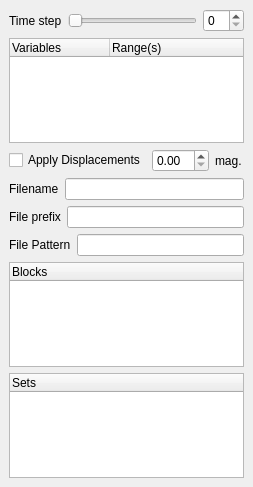
Before: the Qt Designer form GUI/Client/Widgets/pqExodusPanel.ui in wildmichael/ParaView3-enhancements-old, drawn with Qt 5.
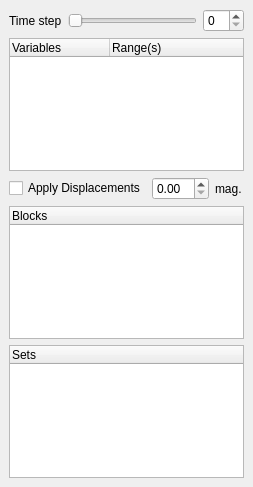
After: the same form once the commit is applied.

Commit message: ENH:  Bug tracker item 3403,  remove Filename, File Prefix, File Pattern from       Exodus panel.  (touch pqWidgets.qrc to rebuild correctly)

Diff of the .ui file:
```diff
--- a/GUI/Client/Widgets/pqExodusPanel.ui
+++ b/GUI/Client/Widgets/pqExodusPanel.ui
@@ -30,38 +30,8 @@
    <property name="spacing" >
     <number>6</number>
    </property>
-   <item row="2" column="0" >
-    <layout class="QHBoxLayout" >
-     <property name="margin" >
-      <number>0</number>
-     </property>
-     <property name="spacing" >
-      <number>6</number>
-     </property>
-     <item>
-      <widget class="QCheckBox" name="ApplyDisplacements" >
-       <property name="layoutDirection" >
-        <enum>Qt::LeftToRight</enum>
-       </property>
-       <property name="text" >
-        <string>Apply Displacements</string>
-       </property>
-      </widget>
-     </item>
-     <item>
-      <widget class="QDoubleSpinBox" name="DisplacementMagnitude" />
-     </item>
-     <item>
-      <widget class="QLabel" name="label_5" >
-       <property name="text" >
-        <string>mag.</string>
-       </property>
-      </widget>
-     </item>
-    </layout>
-   </item>
-   <item row="7" column="0" >
-    <widget class="QTreeWidget" name="Sets" >
+   <item row="1" column="0" >
+    <widget class="QTreeWidget" name="Variables" >
      <property name="minimumSize" >
       <size>
        <width>0</width>
@@ -73,50 +43,33 @@
      </property>
      <column>
       <property name="text" >
-       <string>Sets</string>
+       <string>Variables</string>
+      </property>
+     </column>
+     <column>
+      <property name="text" >
+       <string>Range(s)</string>
       </property>
      </column>
     </widget>
    </item>
    <item row="3" column="0" >
-    <layout class="QHBoxLayout" >
-     <property name="margin" >
-      <number>0</number>
+    <widget class="QTreeWidget" name="BlockArrayStatus" >
+     <property name="minimumSize" >
+      <size>
+       <width>0</width>
+       <height>100</height>
+      </size>
      </property>
-     <property name="spacing" >
-      <number>6</number>
+     <property name="rootIsDecorated" >
+      <bool>false</bool>
      </property>
-     <item>
-      <widget class="QLabel" name="label_2" >
-       <property name="text" >
-        <string>Filename</string>
-       </property>
-      </widget>
-     </item>
-     <item>
-      <widget class="QLineEdit" name="FileName" />
-     </item>
-    </layout>
-   </item>
-   <item row="4" column="0" >
-    <layout class="QHBoxLayout" >
-     <property name="margin" >
-      <number>0</number>
-     </property>
-     <property name="spacing" >
-      <number>6</number>
-     </property>
-     <item>
-      <widget class="QLabel" name="label_3" >
-       <property name="text" >
-        <string>File prefix</string>
-       </property>
-      </widget>
-     </item>
-     <item>
-      <widget class="QLineEdit" name="FilePrefix" />
-     </item>
-    </layout>
+     <column>
+      <property name="text" >
+       <string>Blocks</string>
+      </property>
+     </column>
+    </widget>
    </item>
    <item row="0" column="0" >
     <layout class="QHBoxLayout" >
@@ -145,7 +98,25 @@
      </item>
     </layout>
    </item>
-   <item row="5" column="0" >
+   <item row="4" column="0" >
+    <widget class="QTreeWidget" name="Sets" >
+     <property name="minimumSize" >
+      <size>
+       <width>0</width>
+       <height>100</height>
+      </size>
+     </property>
+     <property name="rootIsDecorated" >
+      <bool>false</bool>
+     </property>
+     <column>
+      <property name="text" >
+       <string>Sets</string>
+      </property>
+     </column>
+    </widget>
+   </item>
+   <item row="2" column="0" >
     <layout class="QHBoxLayout" >
      <property name="margin" >
       <number>0</number>
@@ -154,58 +125,27 @@
       <number>6</number>
      </property>
      <item>
-      <widget class="QLabel" name="label_4" >
+      <widget class="QCheckBox" name="ApplyDisplacements" >
+       <property name="layoutDirection" >
+        <enum>Qt::LeftToRight</enum>
+       </property>
        <property name="text" >
-        <string>File Pattern</string>
+        <string>Apply Displacements</string>
        </property>
       </widget>
      </item>
      <item>
-      <widget class="QLineEdit" name="FilePattern" />
+      <widget class="QDoubleSpinBox" name="DisplacementMagnitude" />
+     </item>
+     <item>
+      <widget class="QLabel" name="label_5" >
+       <property name="text" >
+        <string>mag.</string>
+       </property>
+      </widget>
      </item>
     </layout>
    </item>
-   <item row="6" column="0" >
-    <widget class="QTreeWidget" name="BlockArrayStatus" >
-     <property name="minimumSize" >
-      <size>
-       <width>0</width>
-       <height>100</height>
-      </size>
-     </property>
-     <property name="rootIsDecorated" >
-      <bool>false</bool>
-     </property>
-     <column>
-      <property name="text" >
-       <string>Blocks</string>
-      </property>
-     </column>
-    </widget>
-   </item>
-   <item row="1" column="0" >
-    <widget class="QTreeWidget" name="Variables" >
-     <property name="minimumSize" >
-      <size>
-       <width>0</width>
-       <height>100</height>
-      </size>
-     </property>
-     <property name="rootIsDecorated" >
-      <bool>false</bool>
-     </property>
-     <column>
-      <property name="text" >
-       <string>Variables</string>
-      </property>
-     </column>
-     <column>
-      <property name="text" >
-       <string>Range(s)</string>
-      </property>
-     </column>
-    </widget>
-   </item>
   </layout>
  </widget>
  <pixmapfunction></pixmapfunction>
```
The commit also changes 1 other file.
